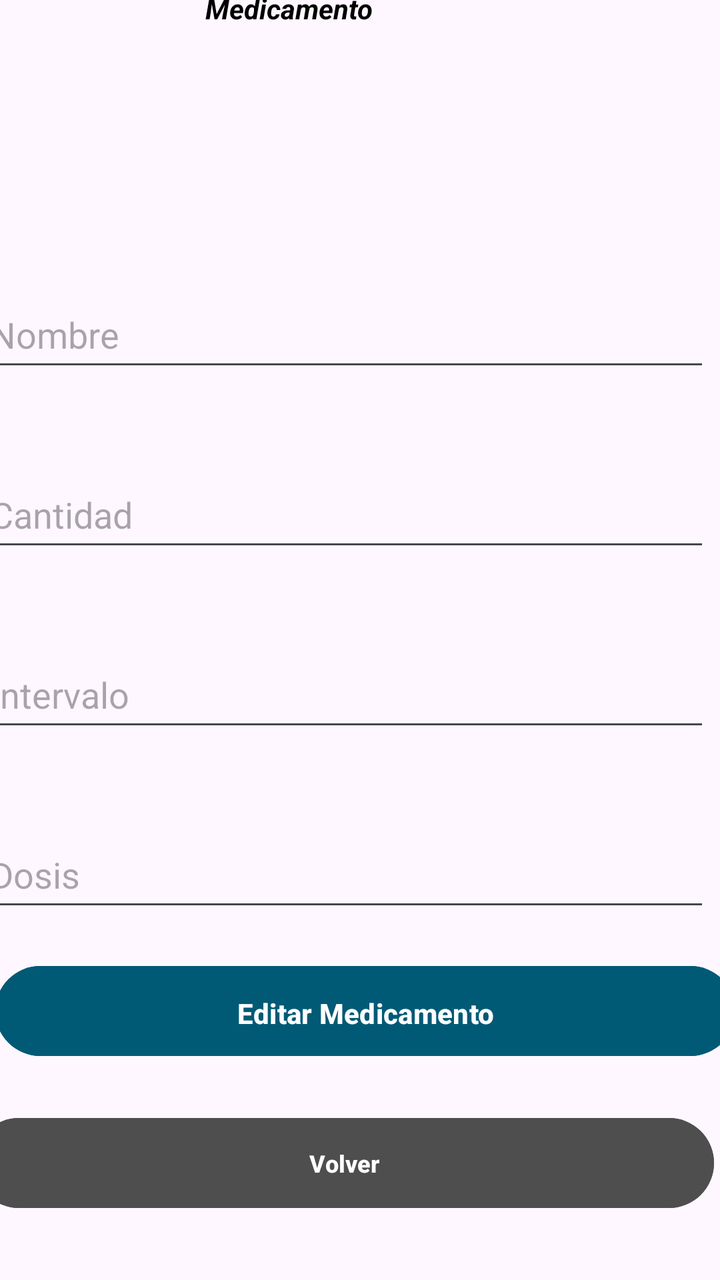
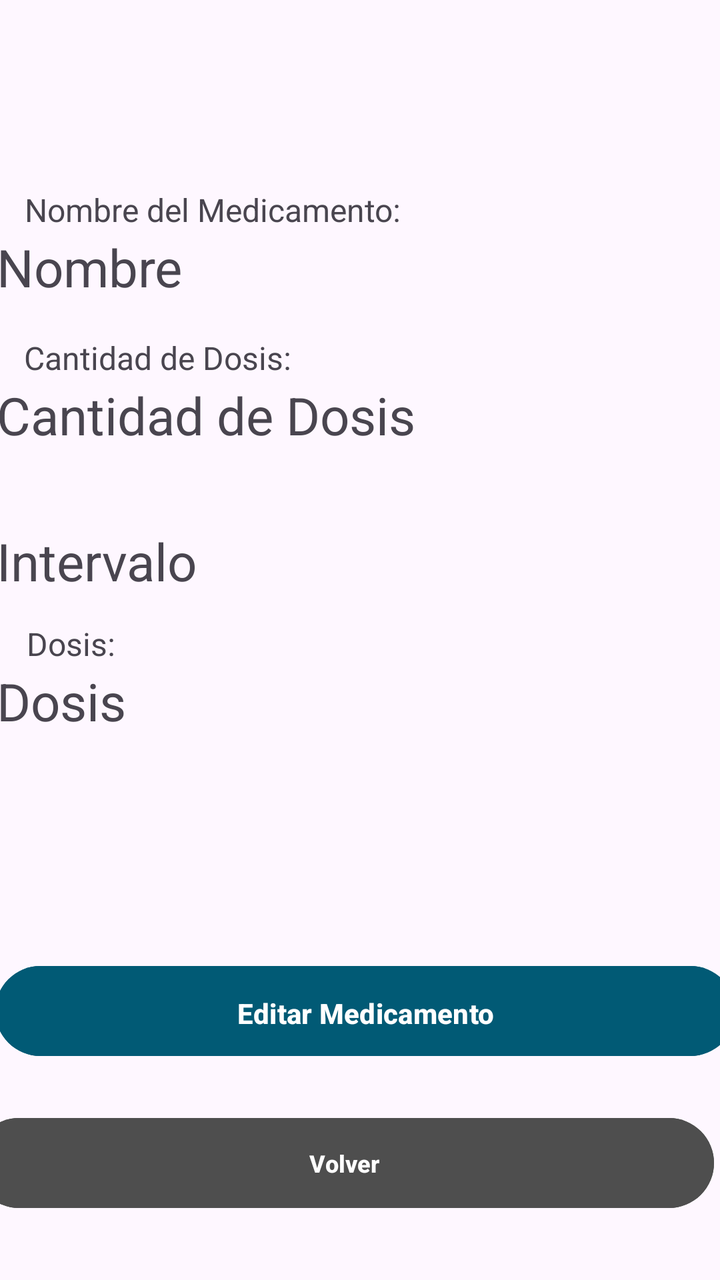

Compare the two renders of this Android layout. The source of the first and the diff that turns it into the second are given below.
<!-- AndroidManifest.xml: application theme Theme.MobilesVC -->
<!-- res/layout/medicamento_view.xml -->
<?xml version="1.0" encoding="utf-8"?>
<androidx.constraintlayout.widget.ConstraintLayout xmlns:android="http://schemas.android.com/apk/res/android"
    xmlns:app="http://schemas.android.com/apk/res-auto"
    xmlns:tools="http://schemas.android.com/tools"
    android:layout_width="match_parent"
    android:layout_height="match_parent">

    <Button
        android:id="@+id/vToMedicamentoEdit"
        android:layout_width="370dp"
        android:layout_height="53dp"
        android:layout_marginTop="48dp"
        android:layout_marginBottom="108dp"
        android:backgroundTint="#015A75"
        android:paddingVertical="14dp"
        android:text="Editar Medicamento"
        android:textStyle="bold"
        app:layout_constraintBottom_toBottomOf="parent"
        app:layout_constraintEnd_toEndOf="parent"
        app:layout_constraintHorizontal_bias="0.292"
        app:layout_constraintStart_toStartOf="parent" />

    <com.google.android.material.textfield.TextInputEditText
        android:id="@+id/vIntervaloMedicamento"
        android:layout_width="364dp"
        android:layout_height="50dp"
        android:layout_marginStart="16dp"
        android:layout_marginTop="20dp"
        android:layout_marginEnd="31dp"
        android:layout_marginBottom="20dp"
        android:clickable="false"
        android:hint="Intervalo"
        app:layout_constraintBottom_toTopOf="@+id/vDosis"
        app:layout_constraintEnd_toEndOf="parent"
        app:layout_constraintStart_toStartOf="parent"
        app:layout_constraintTop_toBottomOf="@+id/vCantidadMedicamento" />

    <com.google.android.material.textfield.TextInputEditText
        android:id="@+id/vDosis"
        android:layout_width="364dp"
        android:layout_height="50dp"
        android:layout_marginStart="16dp"
        android:layout_marginTop="20dp"
        android:layout_marginEnd="31dp"
        android:layout_marginBottom="95dp"
        android:clickable="false"
        android:hint="Dosis"
        app:layout_constraintBottom_toTopOf="@+id/vToMedicamentoEdit"
        app:layout_constraintEnd_toEndOf="parent"
        app:layout_constraintStart_toStartOf="parent"
        app:layout_constraintTop_toBottomOf="@+id/vIntervaloMedicamento" />

    <TextView
        android:id="@+id/textView11"
        android:layout_width="155dp"
        android:layout_height="35dp"
        android:layout_marginStart="128dp"
        android:layout_marginTop="71dp"
        android:layout_marginEnd="128dp"
        android:layout_marginBottom="71dp"
        android:fontFamily="sans-serif"
        android:text="Medicamento"
        android:textColor="#000000"
        android:textStyle="bold|italic"
        app:layout_constraintBottom_toTopOf="@+id/vNombreMedicamento"
        app:layout_constraintEnd_toEndOf="parent"
        app:layout_constraintStart_toStartOf="parent"
        app:layout_constraintTop_toTopOf="parent"
        tools:textSize="26sp" />

    <Button
        android:id="@+id/vVolverMedicamento"
        android:layout_width="370dp"
        android:layout_height="53dp"
        android:layout_marginHorizontal="24dp"
        android:layout_marginStart="12dp"
        android:layout_marginTop="23dp"
        android:layout_marginEnd="29dp"
        android:layout_marginBottom="32dp"
        android:backgroundTint="#4E4E4E"
        android:paddingVertical="10dp"
        android:text="Volver"
        android:textSize="12sp"
        android:textStyle="bold"
        android:visibility="visible"
        app:layout_constraintBottom_toBottomOf="parent"
        app:layout_constraintEnd_toEndOf="parent"
        app:layout_constraintStart_toStartOf="parent"
        app:layout_constraintTop_toBottomOf="@+id/vToMedicamentoEdit" />

    <com.google.android.material.textfield.TextInputEditText
        android:id="@+id/vCantidadMedicamento"
        android:layout_width="364dp"
        android:layout_height="50dp"
        android:layout_marginStart="16dp"
        android:layout_marginTop="20dp"
        android:layout_marginEnd="31dp"
        android:layout_marginBottom="20dp"
        android:clickable="false"
        android:hint="Cantidad"
        app:layout_constraintBottom_toTopOf="@+id/vIntervaloMedicamento"
        app:layout_constraintEnd_toEndOf="parent"
        app:layout_constraintStart_toStartOf="parent"
        app:layout_constraintTop_toBottomOf="@+id/vNombreMedicamento" />

    <com.google.android.material.textfield.TextInputEditText
        android:id="@+id/vNombreMedicamento"
        android:layout_width="364dp"
        android:layout_height="50dp"
        android:layout_marginStart="16dp"
        android:layout_marginTop="40dp"
        android:layout_marginEnd="31dp"
        android:layout_marginBottom="20dp"
        android:clickable="false"
        android:hint="Nombre"
        app:layout_constraintBottom_toTopOf="@+id/vCantidadMedicamento"
        app:layout_constraintEnd_toEndOf="parent"
        app:layout_constraintStart_toStartOf="parent"
        app:layout_constraintTop_toBottomOf="@+id/textView11" />

</androidx.constraintlayout.widget.ConstraintLayout>
<!-- resources referenced by this layout -->
<resources>
  <style name="Theme.MobilesVC" parent="Base.Theme.MobilesVC" />
  <style name="Base.Theme.MobilesVC" parent="Theme.Material3.DayNight.NoActionBar">
          
          
      </style>
</resources>

<!-- the commit's change to res/layout/medicamento_view.xml (unified diff, before → after) -->
@@ -5,50 +5,110 @@
     android:layout_width="match_parent"
     android:layout_height="match_parent">
 
+    <TextView
+        android:id="@+id/textView58"
+        android:layout_width="100dp"
+        android:layout_height="22dp"
+        android:text="Dosis:"
+        android:textSize="16sp"
+        app:layout_constraintBottom_toTopOf="@+id/vDosis"
+        app:layout_constraintEnd_toEndOf="parent"
+        app:layout_constraintHorizontal_bias="0.051"
+        app:layout_constraintStart_toStartOf="parent" />
+
+    <TextView
+        android:id="@+id/textView57"
+        android:layout_width="200dp"
+        android:layout_height="22dp"
+        android:layout_marginTop="332dp"
+        android:text="Intervalo entre Dosis:"
+        android:textSize="16sp"
+        app:layout_constraintBottom_toTopOf="@+id/vIntervaloMedicamento"
+        app:layout_constraintEnd_toEndOf="parent"
+        app:layout_constraintHorizontal_bias="0.075"
+        app:layout_constraintStart_toStartOf="parent"
+        app:layout_constraintTop_toTopOf="parent"
+        app:layout_constraintVertical_bias="1.0" />
+
+    <TextView
+        android:id="@+id/textView56"
+        android:layout_width="200dp"
+        android:layout_height="22dp"
+        android:text="Cantidad de Dosis:"
+        android:textSize="16sp"
+        app:layout_constraintBottom_toTopOf="@+id/vCantidadMedicamento"
+        app:layout_constraintEnd_toEndOf="parent"
+        app:layout_constraintHorizontal_bias="0.075"
+        app:layout_constraintStart_toStartOf="parent" />
+
+    <TextView
+        android:id="@+id/textView55"
+        android:layout_width="200dp"
+        android:layout_height="22dp"
+        android:text="Nombre del Medicamento:"
+        android:textSize="16sp"
+        app:layout_constraintBottom_toTopOf="@+id/vNombreMedicamento"
+        app:layout_constraintEnd_toEndOf="parent"
+        app:layout_constraintHorizontal_bias="0.077"
+        app:layout_constraintStart_toStartOf="parent" />
+
+    <TextView
+        android:id="@+id/vDosis"
+        android:layout_width="364dp"
+        android:layout_height="50dp"
+        android:layout_marginBottom="96dp"
+        android:text="Dosis"
+        android:textSize="26sp"
+        app:layout_constraintBottom_toTopOf="@+id/vToMedicamentoEdit"
+        app:layout_constraintEnd_toEndOf="parent"
+        app:layout_constraintStart_toStartOf="parent" />
+
+    <TextView
+        android:id="@+id/vIntervaloMedicamento"
+        android:layout_width="364dp"
+        android:layout_height="50dp"
+        android:layout_marginBottom="20dp"
+        android:text="Intervalo"
+        android:textSize="26sp"
+        app:layout_constraintBottom_toTopOf="@+id/vDosis"
+        app:layout_constraintEnd_toEndOf="parent"
+        app:layout_constraintStart_toStartOf="parent" />
+
+    <TextView
+        android:id="@+id/vCantidadMedicamento"
+        android:layout_width="364dp"
+        android:layout_height="50dp"
+        android:layout_marginBottom="23dp"
+        android:text="Cantidad de Dosis"
+        android:textSize="26sp"
+        app:layout_constraintBottom_toTopOf="@+id/vIntervaloMedicamento"
+        app:layout_constraintEnd_toEndOf="parent"
+        app:layout_constraintStart_toStartOf="parent" />
+
+    <TextView
+        android:id="@+id/vNombreMedicamento"
+        android:layout_width="364dp"
+        android:layout_height="50dp"
+        android:layout_marginBottom="24dp"
+        android:text="Nombre"
+        android:textSize="26sp"
+        app:layout_constraintBottom_toTopOf="@+id/vCantidadMedicamento"
+        app:layout_constraintEnd_toEndOf="parent"
+        app:layout_constraintStart_toStartOf="parent" />
+
     <Button
         android:id="@+id/vToMedicamentoEdit"
         android:layout_width="370dp"
         android:layout_height="53dp"
-        android:layout_marginTop="48dp"
-        android:layout_marginBottom="108dp"
+        android:layout_marginBottom="23dp"
         android:backgroundTint="#015A75"
         android:paddingVertical="14dp"
         android:text="Editar Medicamento"
         android:textStyle="bold"
-        app:layout_constraintBottom_toBottomOf="parent"
+        app:layout_constraintBottom_toTopOf="@+id/vVolverMedicamento"
         app:layout_constraintEnd_toEndOf="parent"
         app:layout_constraintHorizontal_bias="0.292"
         app:layout_constraintStart_toStartOf="parent" />
-
-    <com.google.android.material.textfield.TextInputEditText
-        android:id="@+id/vIntervaloMedicamento"
-        android:layout_width="364dp"
-        android:layout_height="50dp"
-        android:layout_marginStart="16dp"
-        android:layout_marginTop="20dp"
-        android:layout_marginEnd="31dp"
-        android:layout_marginBottom="20dp"
-        android:clickable="false"
-        android:hint="Intervalo"
-        app:layout_constraintBottom_toTopOf="@+id/vDosis"
-        app:layout_constraintEnd_toEndOf="parent"
-        app:layout_constraintStart_toStartOf="parent"
-        app:layout_constraintTop_toBottomOf="@+id/vCantidadMedicamento" />
-
-    <com.google.android.material.textfield.TextInputEditText
-        android:id="@+id/vDosis"
-        android:layout_width="364dp"
-        android:layout_height="50dp"
-        android:layout_marginStart="16dp"
-        android:layout_marginTop="20dp"
-        android:layout_marginEnd="31dp"
-        android:layout_marginBottom="95dp"
-        android:clickable="false"
-        android:hint="Dosis"
-        app:layout_constraintBottom_toTopOf="@+id/vToMedicamentoEdit"
-        app:layout_constraintEnd_toEndOf="parent"
-        app:layout_constraintStart_toStartOf="parent"
-        app:layout_constraintTop_toBottomOf="@+id/vIntervaloMedicamento" />
 
     <TextView
         android:id="@+id/textView11"
@@ -57,7 +117,7 @@
         android:layout_marginStart="128dp"
         android:layout_marginTop="71dp"
         android:layout_marginEnd="128dp"
-        android:layout_marginBottom="71dp"
+        android:layout_marginBottom="102dp"
         android:fontFamily="sans-serif"
         android:text="Medicamento"
         android:textColor="#000000"
@@ -74,7 +134,6 @@
         android:layout_height="53dp"
         android:layout_marginHorizontal="24dp"
         android:layout_marginStart="12dp"
-        android:layout_marginTop="23dp"
         android:layout_marginEnd="29dp"
         android:layout_marginBottom="32dp"
         android:backgroundTint="#4E4E4E"
@@ -85,37 +144,6 @@
         android:visibility="visible"
         app:layout_constraintBottom_toBottomOf="parent"
         app:layout_constraintEnd_toEndOf="parent"
-        app:layout_constraintStart_toStartOf="parent"
-        app:layout_constraintTop_toBottomOf="@+id/vToMedicamentoEdit" />
-
-    <com.google.android.material.textfield.TextInputEditText
-        android:id="@+id/vCantidadMedicamento"
-        android:layout_width="364dp"
-        android:layout_height="50dp"
-        android:layout_marginStart="16dp"
-        android:layout_marginTop="20dp"
-        android:layout_marginEnd="31dp"
-        android:layout_marginBottom="20dp"
-        android:clickable="false"
-        android:hint="Cantidad"
-        app:layout_constraintBottom_toTopOf="@+id/vIntervaloMedicamento"
-        app:layout_constraintEnd_toEndOf="parent"
-        app:layout_constraintStart_toStartOf="parent"
-        app:layout_constraintTop_toBottomOf="@+id/vNombreMedicamento" />
-
-    <com.google.android.material.textfield.TextInputEditText
-        android:id="@+id/vNombreMedicamento"
-        android:layout_width="364dp"
-        android:layout_height="50dp"
-        android:layout_marginStart="16dp"
-        android:layout_marginTop="40dp"
-        android:layout_marginEnd="31dp"
-        android:layout_marginBottom="20dp"
-        android:clickable="false"
-        android:hint="Nombre"
-        app:layout_constraintBottom_toTopOf="@+id/vCantidadMedicamento"
-        app:layout_constraintEnd_toEndOf="parent"
-        app:layout_constraintStart_toStartOf="parent"
-        app:layout_constraintTop_toBottomOf="@+id/textView11" />
+        app:layout_constraintStart_toStartOf="parent" />
 
 </androidx.constraintlayout.widget.ConstraintLayout>
